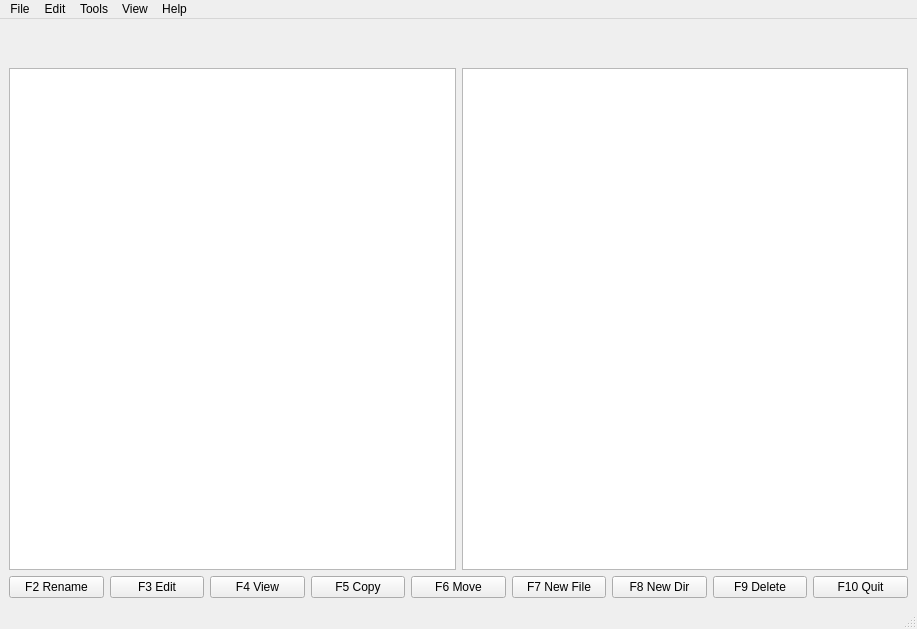
The window that mainwindow.ui (LebyakMarki/File_Manager_OS) describes before a commit, drawn with Qt 5.
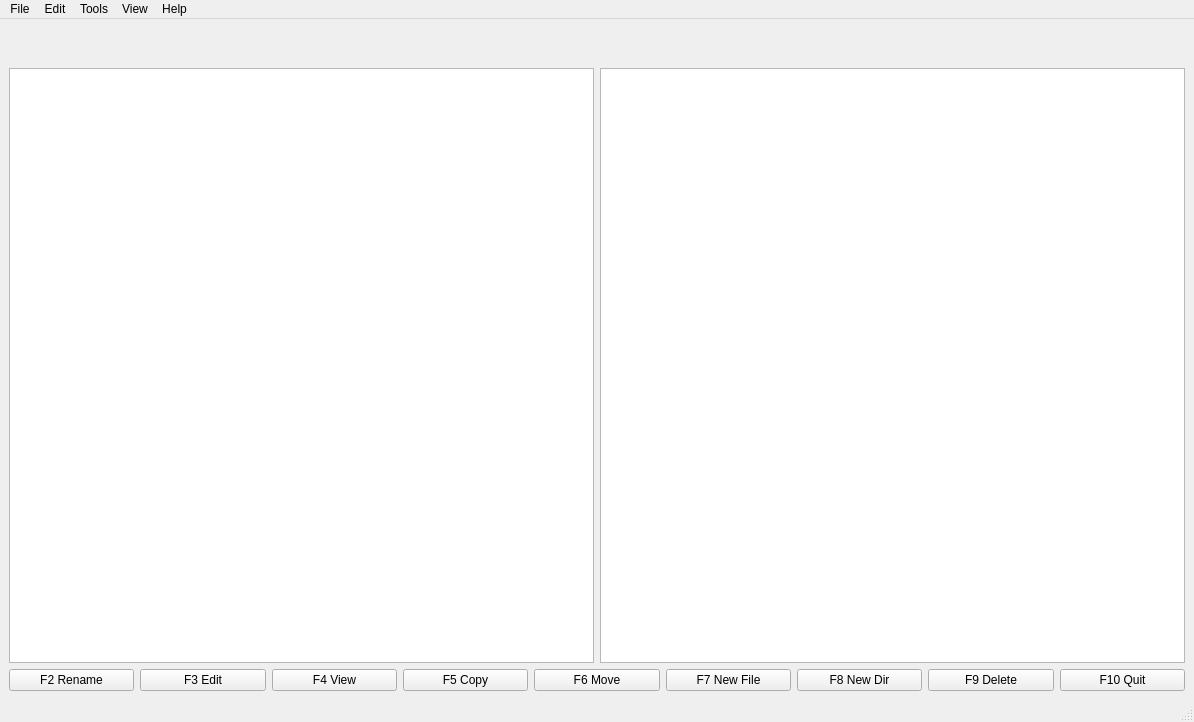
The same window after the commit. Icons and pictures are not drawn.

Patch:
```diff
--- a/mainwindow.ui
+++ b/mainwindow.ui
@@ -6,8 +6,8 @@
    <rect>
     <x>0</x>
     <y>0</y>
-    <width>917</width>
-    <height>629</height>
+    <width>1194</width>
+    <height>722</height>
    </rect>
   </property>
   <property name="windowTitle">
@@ -128,7 +128,7 @@
     <rect>
      <x>0</x>
      <y>0</y>
-     <width>917</width>
+     <width>1194</width>
      <height>22</height>
     </rect>
    </property>
```
